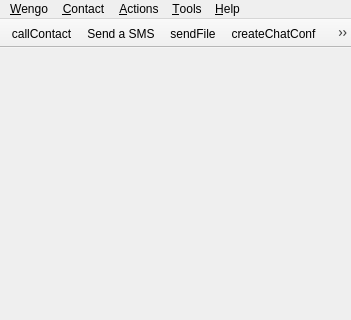
Old version of the form wengophone/src/presentation/qt/chat/ChatMainWindow.ui in the repository tkrotoff/WengoPhone; both pictures show x 0 to 351 and y 0 to 320 of the 351 by 542 pixel window.
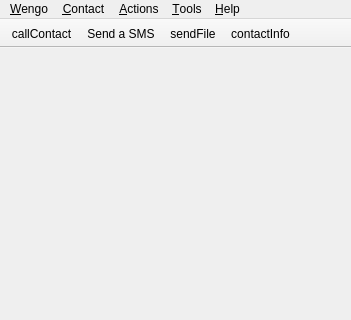
New version of the form. Icons and pictures are not drawn.

Commit message: remove useless actions in chat window

The edit to the form file:
```diff
--- a/wengophone/src/presentation/qt/chat/ChatMainWindow.ui
+++ b/wengophone/src/presentation/qt/chat/ChatMainWindow.ui
@@ -140,10 +140,7 @@
    <addaction name="actionCallContact" />
    <addaction name="actionSendSMS" />
    <addaction name="actionSendFile" />
-   <addaction name="actionCreateChatConf" />
-   <addaction name="actionChatHistory" />
    <addaction name="actionContactInfo" />
-   <addaction name="actionBlockContact" />
   </widget>
   <action name="actionShowWengoAccount" />
   <action name="actionEditMyProfile" />
```
